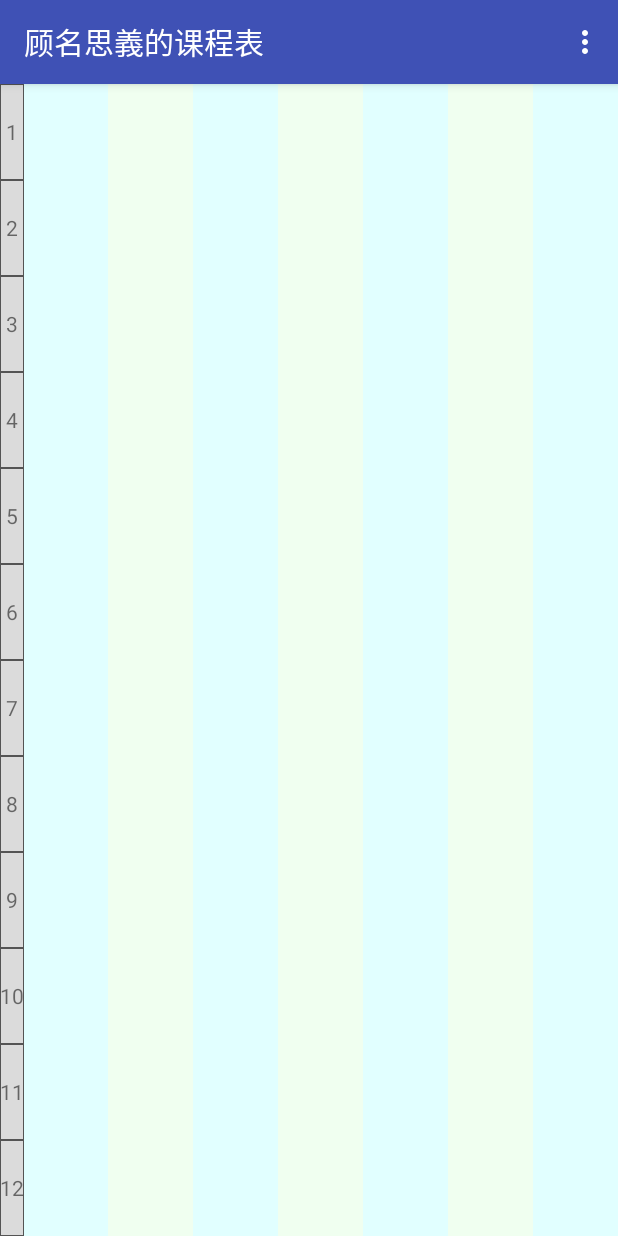
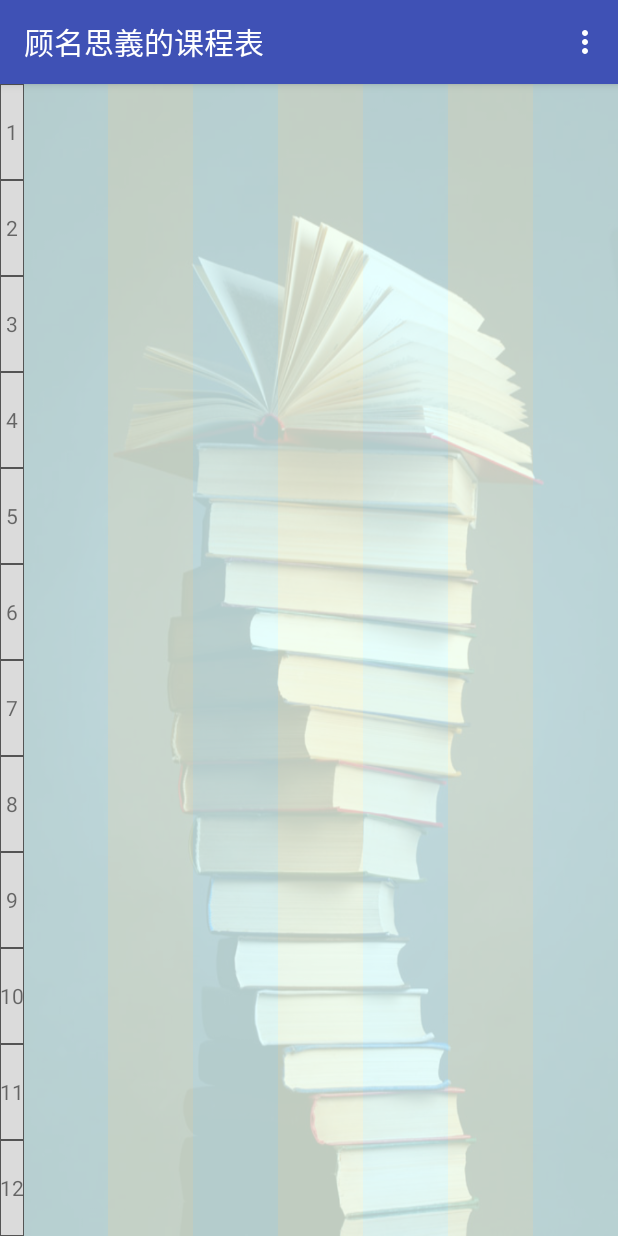
Before and after one commit to gumingsiyi/Schedule, an Android app: the screen it shows after launch (MainActivity), on a phone screen of 412 x 824 dp. Run offline under Robolectric (Android 15) with nearby library versions, the phone set to English and light mode, and no system bars.

Commit message:
主界面添加背景图片

```diff
--- a/app/src/main/java/com/example/stiles/schedule/MainActivity.java
+++ b/app/src/main/java/com/example/stiles/schedule/MainActivity.java
@@ -84,7 +84,7 @@ public class MainActivity extends AppCompatActivity {
     protected void onActivityResult(int requestCode, int resultCode, Intent data) {
         if (requestCode == ADD_CLASS_CODE) {
             if (resultCode == RESULT_OK) {
-
+                drawClass();
             }
         }
     }
@@ -189,6 +189,7 @@ public class MainActivity extends AppCompatActivity {
         textView.setText(string);
         textView.setTextColor(Color.BLACK);
         textView.setLayoutParams(params);
+        textView.setTextSize(12);
         return textView;
     }
 }
--- a/app/src/main/res/layout/activity_main.xml
+++ b/app/src/main/res/layout/activity_main.xml
@@ -6,6 +6,7 @@
         android:layout_height="match_parent"
         tools:context="com.example.stiles.schedule.MainActivity"
         android:id="@+id/main_layout"
+        android:background="@drawable/book"
 >
 
     <LinearLayout
@@ -118,6 +119,7 @@
             android:layout_height="match_parent"
             android:layout_weight="1.0"
             android:background="@drawable/background_lightblue"
+            android:alpha="0.8"
             android:id="@+id/mon">
     </RelativeLayout>
     <RelativeLayout
@@ -125,6 +127,7 @@
             android:layout_width="0dp"
             android:layout_height="match_parent"
             android:layout_weight="1.0"
+            android:alpha="0.8"
             android:background="@drawable/background_lightgreen"
             android:id="@+id/tue">
     </RelativeLayout>
@@ -133,6 +136,7 @@
             android:layout_width="0dp"
             android:layout_height="match_parent"
             android:layout_weight="1.0"
+            android:alpha="0.8"
             android:background="@drawable/background_lightblue"
             android:id="@+id/wed">
     </RelativeLayout>
@@ -141,6 +145,7 @@
             android:layout_width="0dp"
             android:layout_height="match_parent"
             android:layout_weight="1.0"
+            android:alpha="0.8"
             android:background="@drawable/background_lightgreen"
             android:id="@+id/thu">
     </RelativeLayout>
@@ -150,6 +155,7 @@
             android:layout_height="match_parent"
             android:layout_weight="1.0"
             android:background="@drawable/background_lightblue"
+            android:alpha="0.8"
             android:id="@+id/fri">
     </RelativeLayout>
     <RelativeLayout
@@ -158,6 +164,7 @@
             android:layout_height="match_parent"
             android:layout_weight="1.0"
             android:background="@drawable/background_lightgreen"
+            android:alpha="0.8"
             android:id="@+id/sat">
     </RelativeLayout>
     <RelativeLayout
@@ -166,6 +173,7 @@
             android:layout_height="match_parent"
             android:layout_weight="1.0"
             android:background="@drawable/background_lightblue"
+            android:alpha="0.8"
             android:id="@+id/sun">
     </RelativeLayout>
 </LinearLayout>
```
